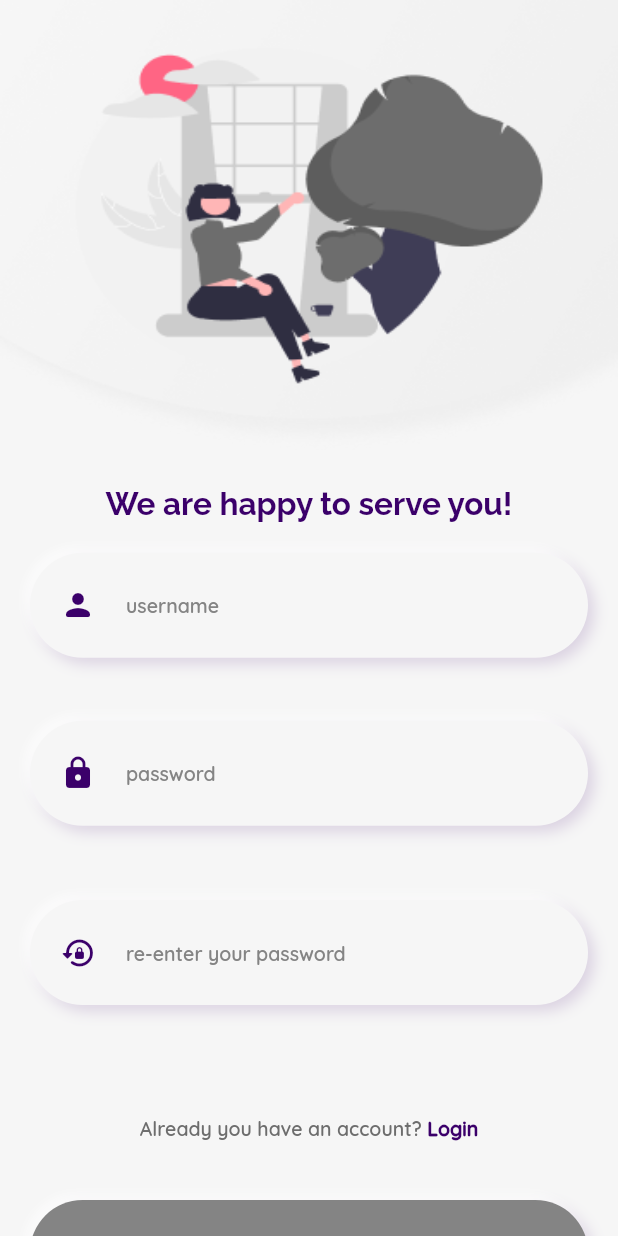
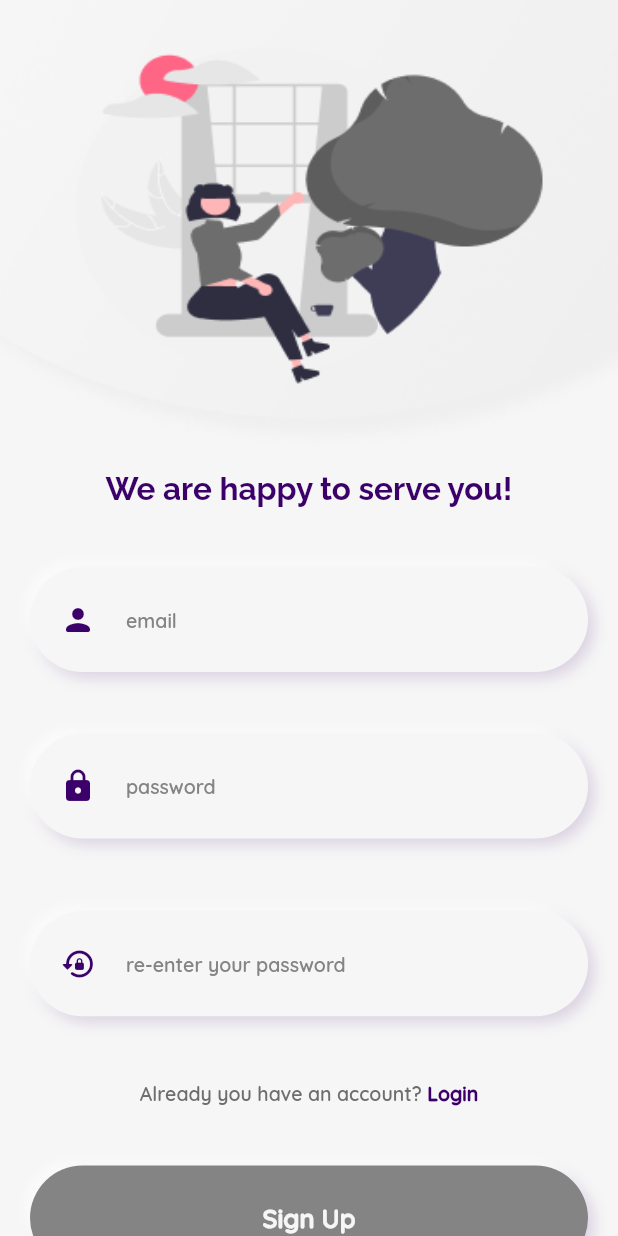
Before and after one commit to poorvasha/cloud-contacts, a Flutter app: the SignUpScreen screen opened by its route, on a phone screen of 412 x 824 dp. Run offline on Flutter 3.47's test engine with Material 2 defaults, Android fonts, the phone set to English and light mode, and no system bars; our stand-ins replace flutter_secure_storage, flutter_speed_dial; accounts and stored records are empty; network calls fail.

Commit message:
setup app to release in playstore

```diff
--- a/lib/configs/api_routes.dart
+++ b/lib/configs/api_routes.dart
@@ -1,5 +1,5 @@
 class ApiRoutes {
-  static const String base_url = "http://192.168.26.247:3000";
+  static const String base_url = "http://137.184.59.171:5000";
 
   static String auth_register_APIURL = "$base_url/api/users/register";
   static String auth_login_APIURL = "$base_url/api/users/login";
--- a/lib/models/input_field_data.dart
+++ b/lib/models/input_field_data.dart
@@ -20,13 +20,14 @@ class InputFieldData {
   TextEditingController? equalDependencyController;
   bool? isEnabled;
   Color? disabledBGColor;
+  bool readOnly;
 
   InputFieldData(
       {this.labelName,
       this.iconData,
       required this.hintText,
       required this.errMessage,
-      this.isValid = true,
+      this.isValid = false,
       required this.myController,
       required this.keyboardType,
       required this.textInputType,
@@ -35,5 +36,6 @@ class InputFieldData {
       this.showErrMessage = false,
       this.equalDependencyController,
       this.isEnabled = true,
-      this.disabledBGColor = AppColors.extraLightGrey});
+      this.disabledBGColor = AppColors.extraLightGrey,
+      this.readOnly = false});
 }
--- a/lib/screens/startup_screens/login_screen.dart
+++ b/lib/screens/startup_screens/login_screen.dart
@@ -33,7 +33,7 @@ class _LoginScreenState extends State<LoginScreen> {
       loginInputData = [
         InputFieldData(
           iconData: Icons.person_rounded,
-          hintText: 'username',
+          hintText: 'email',
           errMessage: 'please enter valid email',
           myController: TextEditingController(),
           keyboardType: TextInputType.emailAddress,
@@ -126,7 +126,7 @@ class _LoginScreenState extends State<LoginScreen> {
                           onValidateAllInputs: onValidateAllInputs),
                       // #endregion
 
-                      const SizedBox(height: 40),
+                      const SizedBox(height: 30),
                       // #endregion
 
                       // #region content "sign up"
--- a/lib/screens/startup_screens/sign_up_screen.dart
+++ b/lib/screens/startup_screens/sign_up_screen.dart
@@ -33,7 +33,7 @@ class _SignUpScreenState extends State<SignUpScreen> {
       signInputData = [
         InputFieldData(
           iconData: Icons.person_rounded,
-          hintText: 'username',
+          hintText: 'email',
           errMessage: 'please enter valid email',
           myController: TextEditingController(),
           keyboardType: TextInputType.emailAddress,
@@ -116,7 +116,11 @@ class _SignUpScreenState extends State<SignUpScreen> {
       }),
       child: Scaffold(
         backgroundColor: Theme.of(context).backgroundColor,
-        body: Stack(
+        body: SingleChildScrollView(
+          child: SizedBox(
+            height: MediaQuery.of(context).size.height,
+            width: MediaQuery.of(context).size.width,
+            child: Stack(
               alignment: AlignmentDirectional.topCenter,
               children: [
                 // #region Body
@@ -127,16 +131,16 @@ class _SignUpScreenState extends State<SignUpScreen> {
                   right: 0,
                   child: SingleChildScrollView(
                     child: Padding(
-                  padding: AppResources.screenMargin.copyWith(top: 98),
+                      padding: AppResources.screenMargin.copyWith(top: 88),
                       child: Column(
                         crossAxisAlignment: CrossAxisAlignment.center,
                         mainAxisAlignment: MainAxisAlignment.center,
                         children: [
                           // #region SubHeader "WelCome Back"
                           Text('We are happy to serve you!',
-                          style: AppTextStyles.semiBoldheaderStyle
-                              .copyWith(color: Theme.of(context).primaryColor)),
-                      const SizedBox(height: 20),
+                              style: AppTextStyles.semiBoldheaderStyle.copyWith(
+                                  color: Theme.of(context).primaryColor)),
+                          const SizedBox(height: 40),
                           // #endregion
 
                           // #region Input Fields
@@ -146,7 +150,7 @@ class _SignUpScreenState extends State<SignUpScreen> {
                           // #endregion
 
                           // #region content "forgot password"
-                      const SizedBox(height: 40),
+                          const SizedBox(height: 10),
                           // #endregion
 
                           // #region content "sign up"
@@ -155,13 +159,16 @@ class _SignUpScreenState extends State<SignUpScreen> {
                               TextSpan(
                                   text: "Already you have an account?",
                                   style: AppTextStyles.mediumContentStyle
-                                  .copyWith(color: AppColors.extraDarkGrey)),
+                                      .copyWith(
+                                          color: AppColors.extraDarkGrey)),
                               TextSpan(
                                   recognizer: TapGestureRecognizer()
                                     ..onTap = onTapLogin,
                                   text: " Login",
-                              style: AppTextStyles.boldContentStyle.copyWith(
-                                  color: Theme.of(context).primaryColor)),
+                                  style: AppTextStyles.boldContentStyle
+                                      .copyWith(
+                                          color:
+                                              Theme.of(context).primaryColor)),
                             ]),
                           ),
                           const SizedBox(height: 40),
@@ -189,12 +196,15 @@ class _SignUpScreenState extends State<SignUpScreen> {
                   left: 0,
                   right: 0,
                   child: Image.asset('assets/images/welcome_header_image.png',
-                  width: MediaQuery.of(context).size.width, fit: BoxFit.fill),
+                      width: MediaQuery.of(context).size.width,
+                      fit: BoxFit.fill),
                 ),
                 // #endregion
               ],
             ),
           ),
+        ),
+      ),
     );
   }
 }
--- a/lib/widgets/input_field.dart
+++ b/lib/widgets/input_field.dart
@@ -45,11 +45,12 @@ class _InputFieldsState extends State<InputFields> {
   @override
   Widget build(BuildContext context) {
     return ListView.builder(
+        physics: const NeverScrollableScrollPhysics(),
         padding: const EdgeInsets.all(0),
         shrinkWrap: true,
         itemCount: widget.inputFields.length,
         itemBuilder: ((context, index) => SizedBox(
-              height: 112,
+              height: 111,
               child: Column(
                 mainAxisAlignment: MainAxisAlignment.center,
                 children: [
@@ -82,6 +83,7 @@ class _InputFieldsState extends State<InputFields> {
                         },
                         Expanded(
                           child: TextField(
+                            readOnly: widget.inputFields[index].readOnly,
                             enabled: widget.inputFields[index].isEnabled,
                             enableInteractiveSelection: true,
                             obscureText: widget.inputFields[index].obscureText,
--- a/pubspec.yaml
+++ b/pubspec.yaml
@@ -41,6 +41,12 @@ dependencies:
   provider: ^6.0.5
   url_launcher: ^6.1.9
   http: ^0.13.5
+  flutter_launcher_icons: ^0.12.0
+
+flutter_icons:
+  android: "launcher_icon"
+  ios: true
+  image_path: "assets/logos/app_logo.png"
 
 dev_dependencies:
   flutter_test:
```
Also changed, not shown: lib/modal_sheets/add_contact_modal.dart (+7 -9 lines), lib/screens/contacts.dart (+11 -7 lines), lib/utils/dialog_helper.dart (+16 -2 lines), lib/widgets/contact_block.dart (+11 -6 lines), assets/logos/app_logo.png (added), pubspec.lock, 37 other files. Lines whose indentation alone changed are shown as unchanged.
